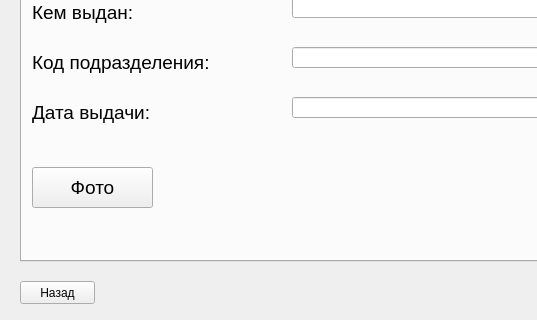
Qt form anketa.ui (max-marshalov/ZMC_Final_Task3) before a commit; both pictures show x 0 to 537 and y 399 to 719 of the 807 by 719 pixel window.
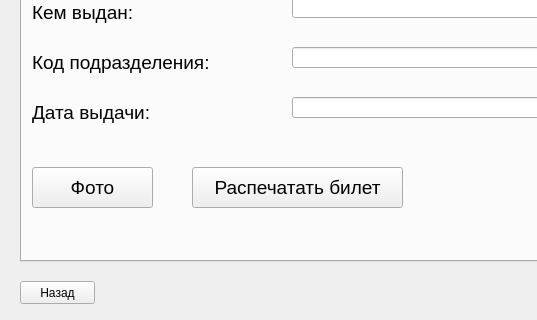
The same form after that commit.

Commit message: Added btn_print

The edit to the form file:
```diff
--- a/anketa.ui
+++ b/anketa.ui
@@ -363,6 +363,24 @@
        <string>Сохранить</string>
       </property>
      </widget>
+     <widget class="QPushButton" name="btn_study_ticket">
+      <property name="geometry">
+       <rect>
+        <x>170</x>
+        <y>530</y>
+        <width>211</width>
+        <height>41</height>
+       </rect>
+      </property>
+      <property name="font">
+       <font>
+        <pointsize>14</pointsize>
+       </font>
+      </property>
+      <property name="text">
+       <string>Распечатать билет</string>
+      </property>
+     </widget>
     </widget>
     <widget class="QWidget" name="tab_2">
      <attribute name="title">
```
The commit also changes 2 other files.
